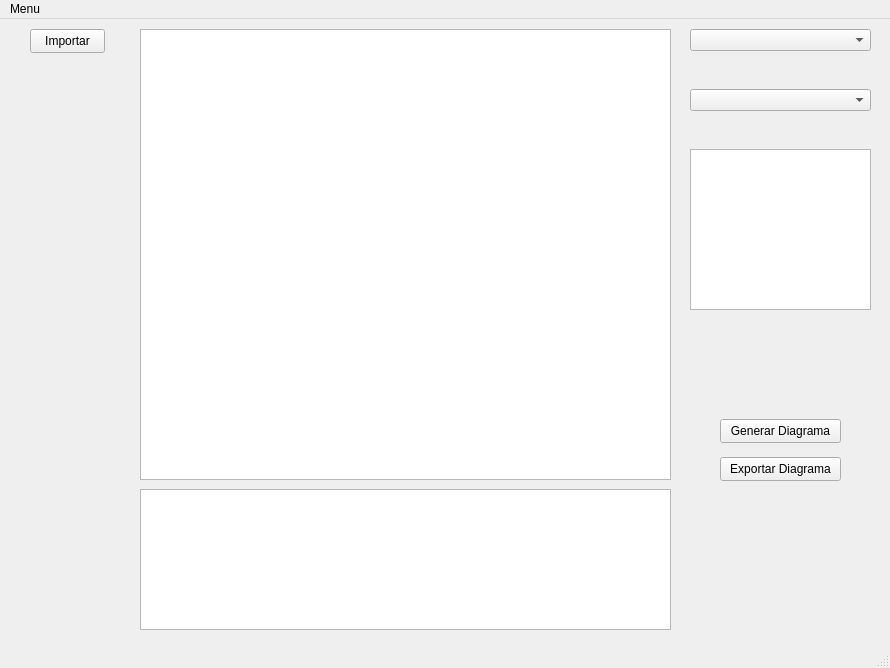
Before: the Qt Designer form ppcc/mainwindow.ui in ErnestoVivas/Multiconsult-ppcc, drawn with Qt 5.
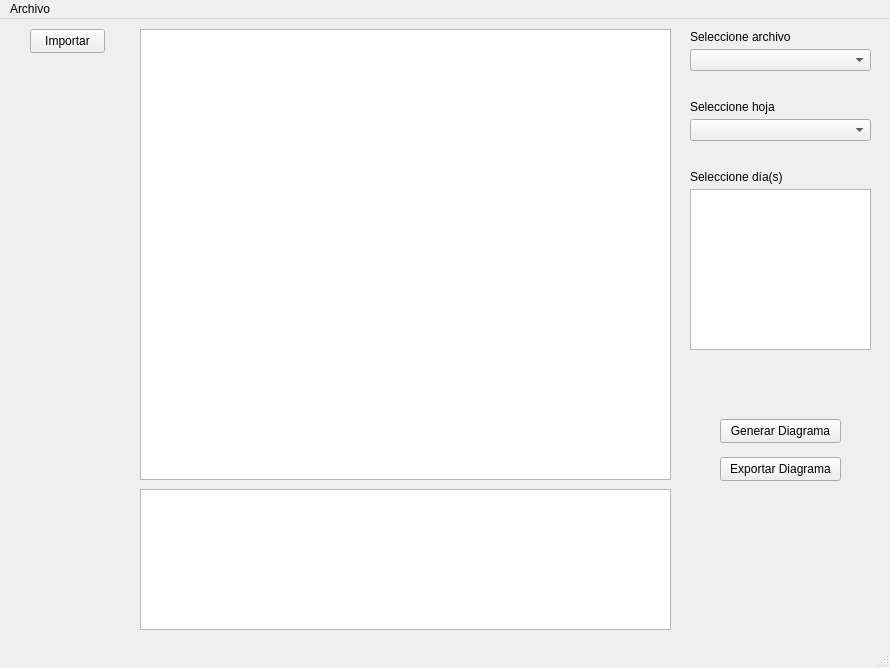
After: the same form once the commit is applied. Custom widgets are drawn as their Qt base class.

Commit message: Enhance Gui and Chart display

What changed in the file:
```diff
--- a/ppcc/mainwindow.ui
+++ b/ppcc/mainwindow.ui
@@ -77,7 +77,7 @@
     <property name="geometry">
      <rect>
       <x>690</x>
-      <y>10</y>
+      <y>30</y>
       <width>181</width>
       <height>22</height>
      </rect>
@@ -87,7 +87,7 @@
     <property name="geometry">
      <rect>
       <x>690</x>
-      <y>130</y>
+      <y>170</y>
       <width>181</width>
       <height>161</height>
      </rect>
@@ -97,12 +97,51 @@
     <property name="geometry">
      <rect>
       <x>690</x>
-      <y>70</y>
+      <y>100</y>
       <width>181</width>
       <height>22</height>
      </rect>
     </property>
    </widget>
+   <widget class="QLabel" name="label">
+    <property name="geometry">
+     <rect>
+      <x>690</x>
+      <y>10</y>
+      <width>181</width>
+      <height>16</height>
+     </rect>
+    </property>
+    <property name="text">
+     <string>Seleccione archivo</string>
+    </property>
+   </widget>
+   <widget class="QLabel" name="label_2">
+    <property name="geometry">
+     <rect>
+      <x>690</x>
+      <y>80</y>
+      <width>181</width>
+      <height>16</height>
+     </rect>
+    </property>
+    <property name="text">
+     <string>Seleccione hoja</string>
+    </property>
+   </widget>
+   <widget class="QLabel" name="label_3">
+    <property name="geometry">
+     <rect>
+      <x>690</x>
+      <y>150</y>
+      <width>181</width>
+      <height>16</height>
+     </rect>
+    </property>
+    <property name="text">
+     <string>Seleccione día(s)</string>
+    </property>
+   </widget>
   </widget>
   <widget class="QMenuBar" name="menubar">
    <property name="geometry">
@@ -113,12 +152,12 @@
      <height>22</height>
     </rect>
    </property>
-   <widget class="QMenu" name="menuMenu">
+   <widget class="QMenu" name="menuFile">
     <property name="title">
-     <string>Menu</string>
+     <string>Archivo</string>
     </property>
    </widget>
-   <addaction name="menuMenu"/>
+   <addaction name="menuFile"/>
   </widget>
   <widget class="QStatusBar" name="statusbar"/>
  </widget>
```
Left out of the diff: 13 changed lines with no effect on the pictures. The commit also changes 5 other files.
